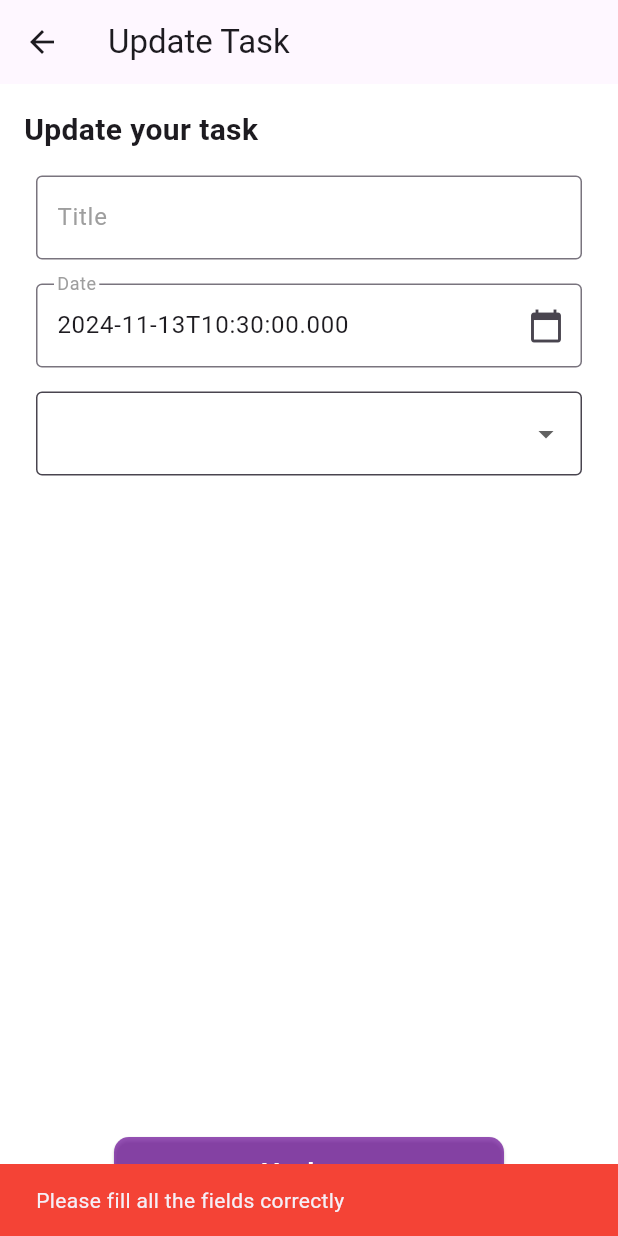
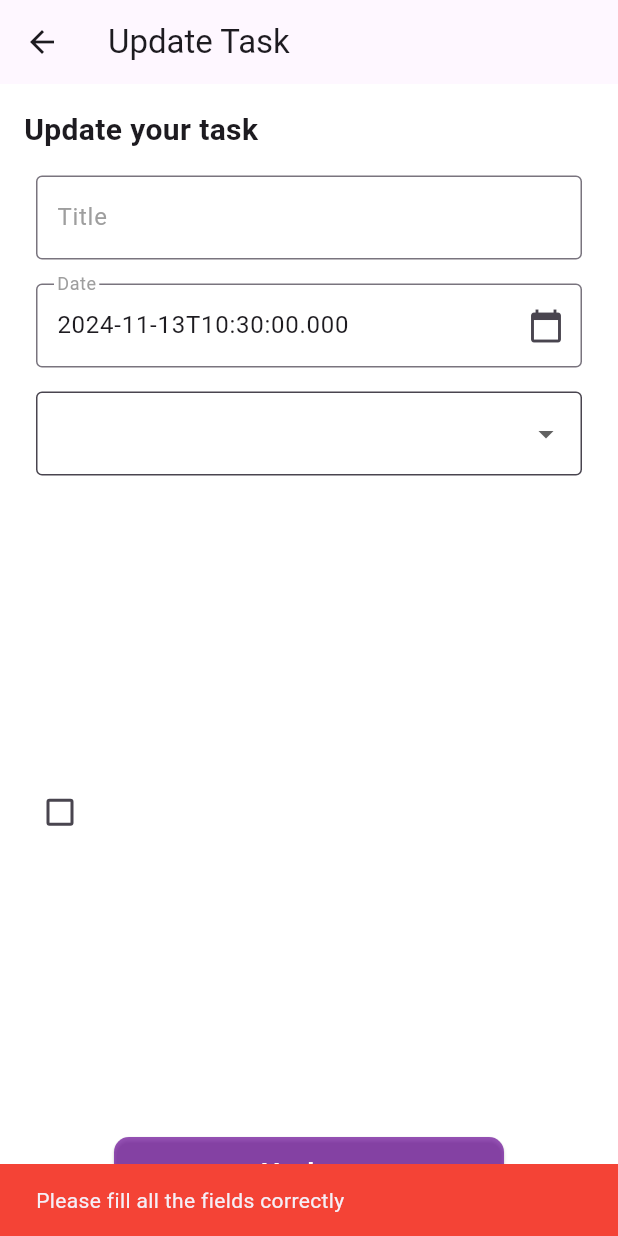
Before and after one commit to mj-pavithra/day-plan-diary, a Flutter app: the UpdateTaskPage screen opened directly with empty values, after a tap on "Update", on a phone screen of 412 x 824 dp. Run offline on Flutter 3.47's test engine with Material 3 defaults, Android fonts, the phone set to English and light mode, and no system bars; our stand-ins replace hive, hive_flutter; accounts and stored records are empty; network calls fail.

Commit message:
basics are working welll.................

```diff
--- a/lib/Screens/updatetask.dart
+++ b/lib/Screens/updatetask.dart
@@ -2,7 +2,7 @@ import 'package:flutter/material.dart';
 import 'package:hive/hive.dart';
 class UpdateTaskPage extends StatefulWidget {
   final int taskIndex;
-  final Map<String, dynamic> taskData;
+  final Map taskData;
 
   const UpdateTaskPage({super.key, required this.taskIndex, required this.taskData});
 
@@ -14,6 +14,7 @@ class _UpdateTaskPageState extends State<UpdateTaskPage> {
   final TextEditingController titleController = TextEditingController();
   final TextEditingController dateController = TextEditingController();
   String selectedPriority = 'Select Priority';
+  bool setCompleted = false;
 
   @override
   void initState() {
@@ -21,6 +22,7 @@ class _UpdateTaskPageState extends State<UpdateTaskPage> {
     titleController.text = widget.taskData['title'];
     dateController.text = widget.taskData['date'];
     selectedPriority = widget.taskData['priority'];
+    setCompleted = widget.taskData['isCompleted'];
   }
 
   void updateTask() async {
@@ -38,7 +40,7 @@ class _UpdateTaskPageState extends State<UpdateTaskPage> {
   if (selectedDate.isBefore(DateTime.now().subtract(const Duration(days: 1)))) {
     ScaffoldMessenger.of(context).showSnackBar(
       const SnackBar(
-          content: Text('Dont be stupid, you cant add tasks for past dates'),
+        content: Text('You cannot add tasks for past dates'),
         backgroundColor: Colors.red,
       ),
     );
@@ -50,13 +52,14 @@ class _UpdateTaskPageState extends State<UpdateTaskPage> {
     'title': titleController.text,
     'date': dateController.text,
     'priority': selectedPriority,
-      'isCompleted': widget.taskData['isCompleted'],
+    'isCompleted': setCompleted,
   };
 
+
+  if ((widget.taskIndex-20) < taskBox.length) {
     try {
-      await taskBox.putAt(widget.taskIndex, updatedTaskData);
+      await taskBox.putAt(widget.taskIndex-20, updatedTaskData);
       Navigator.pop(context);
-      print('Task updated successfully');
       ScaffoldMessenger.of(context).showSnackBar(
         const SnackBar(
           content: Text('Task updated successfully!'),
@@ -68,6 +71,14 @@ class _UpdateTaskPageState extends State<UpdateTaskPage> {
       ScaffoldMessenger.of(context).showSnackBar(
         SnackBar(
           content: Text('Error updating task: $e'),
+          backgroundColor: Colors.red,
+        ),
+      );
+    }
+  } else {
+    ScaffoldMessenger.of(context).showSnackBar(
+       SnackBar(
+        content: Text("${widget.taskIndex} "),
         backgroundColor: Colors.red,
       ),
     );
@@ -162,6 +173,8 @@ class _UpdateTaskPageState extends State<UpdateTaskPage> {
                 ),
               ),
               const Spacer(),
+              Checkbox(value: setCompleted, onChanged: (bool? value) { setState(() { setCompleted = value ?? false; }); }),
+              const Spacer(),
               Center(
                 child: ElevatedButton(
                   onPressed: updateTask,
--- a/lib/main.dart
+++ b/lib/main.dart
@@ -21,14 +21,13 @@ import 'package:hive_flutter/hive_flutter.dart';
       return MaterialApp(
         title: 'Flutter Demo',
         theme: ThemeData(
-          // primarySwatch: Colors.blue,
         ),
         home: const HomePage(),
         routes: {
           '/newtask': (context) => const CreateTaskPage(),
           '/updatetask': (context) {
-            final args = ModalRoute.of(context)!.settings.arguments as Map<String, dynamic>;
-            return UpdateTaskPage(taskData: args['taskData'], taskIndex: args['taskIndex']);
+            final args = ModalRoute.of(context)!.settings.arguments as Map;
+            return UpdateTaskPage(taskIndex: args['taskIndex'] ,taskData: args['taskData']);
           }
         },
       );
```
Also changed, not shown: lib/Screens/home.dart (+4 -4 lines). Lines whose indentation alone changed are shown as unchanged.
